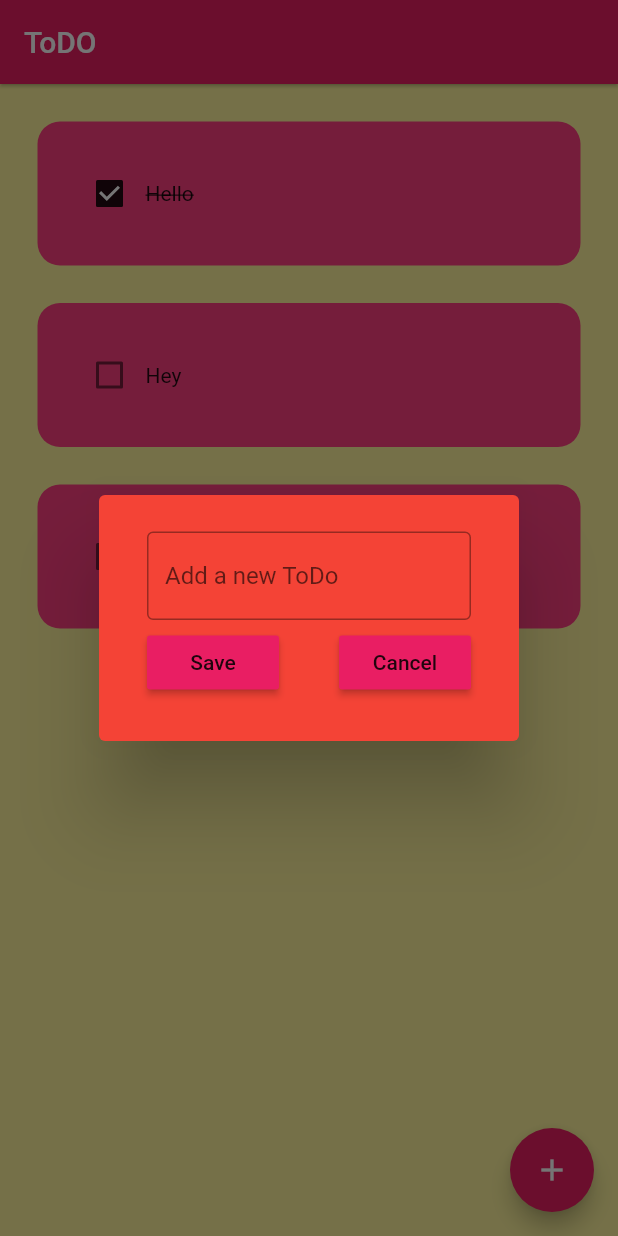
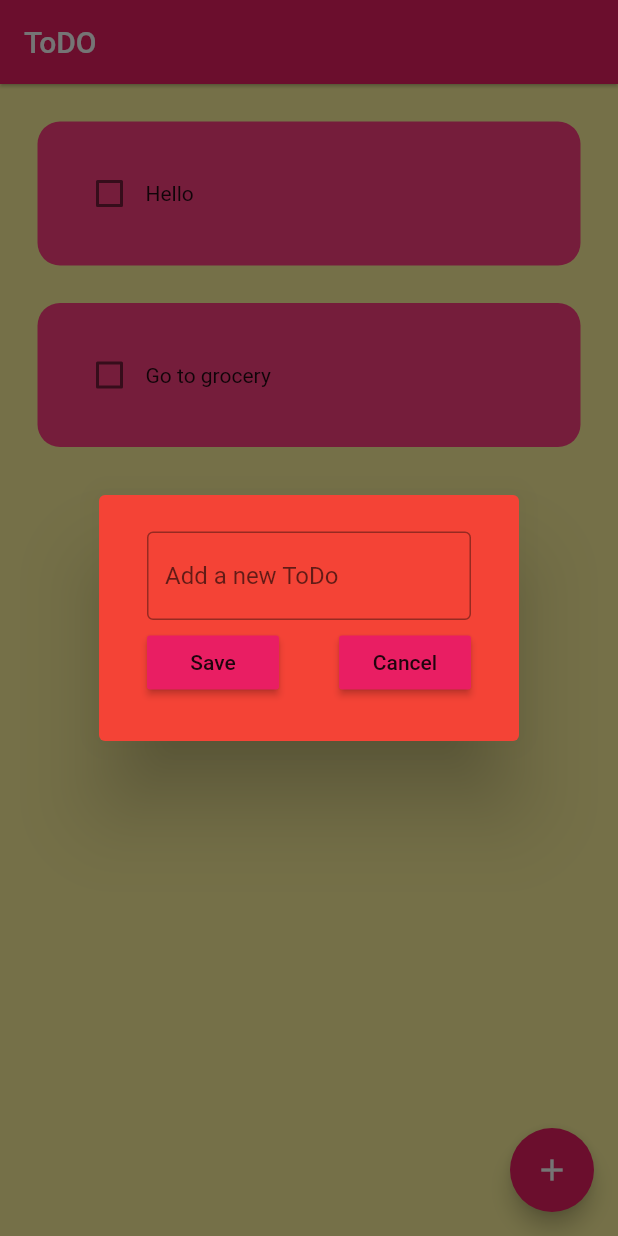
Before and after one commit to AbdelilahMeddahi/todo_app, a Flutter app: the screen it shows after launch, after a tap on the "add" icon, on a phone screen of 412 x 824 dp. Run offline on Flutter 3.47's test engine with Material 2 defaults, Android fonts, the phone set to English and light mode, and no system bars; drawn by our look-alikes of flutter_slidable; our stand-ins replace hive_flutter; accounts and stored records are empty.

Commit message:
Finished the database work(It saves the ToDos)

```diff
--- /dev/null
+++ b/lib/data/database.dart
@@ -0,0 +1,26 @@
+import 'package:hive_flutter/hive_flutter.dart';
+
+class ToDoDatabase {
+  List toDoList = [];
+
+  // reference the box
+  final _myBox = Hive.box("myBox");
+
+  //run this method if this is the first time ever opening this app
+  void createInitialData() {
+    toDoList = [
+      ["Hello", false],
+      ["Go to grocery", false]
+    ];
+  }
+
+  //load the date from the database
+  void loadData() {
+    toDoList=_myBox.get("TODOLIST");
+  }
+
+  //update the database
+  void updateDataBase() {
+    _myBox.put("TODOLIST", toDoList);
+  }
+}
--- a/lib/main.dart
+++ b/lib/main.dart
@@ -1,7 +1,12 @@
 import 'package:flutter/material.dart';
+import 'package:hive_flutter/hive_flutter.dart';
 import 'package:todo_app/screens/home_screen.dart';
 
-void main() {
+void main() async {
+  //initialize the hive
+  await Hive.initFlutter();
+  // open a box
+  var box = await Hive.openBox("myBox");
   runApp(const MyApp());
 }
 
--- a/lib/screens/home_screen.dart
+++ b/lib/screens/home_screen.dart
@@ -1,4 +1,7 @@
 import 'package:flutter/material.dart';
+import 'package:hive_flutter/hive_flutter.dart';
+import 'package:todo_app/data/database.dart';
+
 import 'package:todo_app/utils/dialog_box.dart';
 import 'package:todo_app/utils/todo_tile.dart';
 
@@ -10,30 +13,42 @@ class HomeScreen extends StatefulWidget {
 }
 
 class _HomeScreenState extends State<HomeScreen> {
+  //reference our box
+  final _myBox = Hive.box("myBox");
+  ToDoDatabase db = ToDoDatabase();
 
+  @override
+  void initState() {
+    //check if this is the first time ever time opening
+    if(_myBox.get("TODOLIST") == null){
+      db.createInitialData();
+    } else {
+      //this is not the first time lunching the app
+      db.loadData();
+    }
+
+    super.initState();
+  }
   // text controller
   final _controller = TextEditingController();
 
   //save new task method
   void saveNewTask(){
     setState(() {
-      toDoList.add([_controller.text,false]);
+      db.toDoList.add([_controller.text,false]);
       _controller.clear();
     });
+    db.updateDataBase();
     Navigator.of(context).pop();
   }
 
-  List toDoList = [
-    ["Hello", true],
-    ["Hey", false],
-    ["Hi", false],
-  ];
 
   //checkbox method (on tap)
   void checkBoxTap(bool? value, int index) {
     setState(() {
-      toDoList[index][1] = !toDoList[index][1];
+      db.toDoList[index][1] = !db.toDoList[index][1];
     });
+    db.updateDataBase();
   }
 
   //create a new ToDo method
@@ -51,8 +66,9 @@ class _HomeScreenState extends State<HomeScreen> {
   //delete ToDo method
   void deleteToDo(int index){
     setState(() {
-      toDoList.removeAt(index);
+      db.toDoList.removeAt(index);
     });
+    db.updateDataBase();
   }
 
   @override
@@ -68,11 +84,11 @@ class _HomeScreenState extends State<HomeScreen> {
         onPressed: createNewToDo,
       ),
       body: ListView.builder(
-        itemCount: toDoList.length,
+        itemCount: db.toDoList.length,
         itemBuilder: (context, index) {
           return ToDoTile(
-            taskName: toDoList[index][0],
-            taskCompleted: toDoList[index][1],
+            taskName: db.toDoList[index][0],
+            taskCompleted: db.toDoList[index][1],
             onChanged: (value) => checkBoxTap(value, index),
             deleteToDo: (context) => deleteToDo(index),
           );
```
